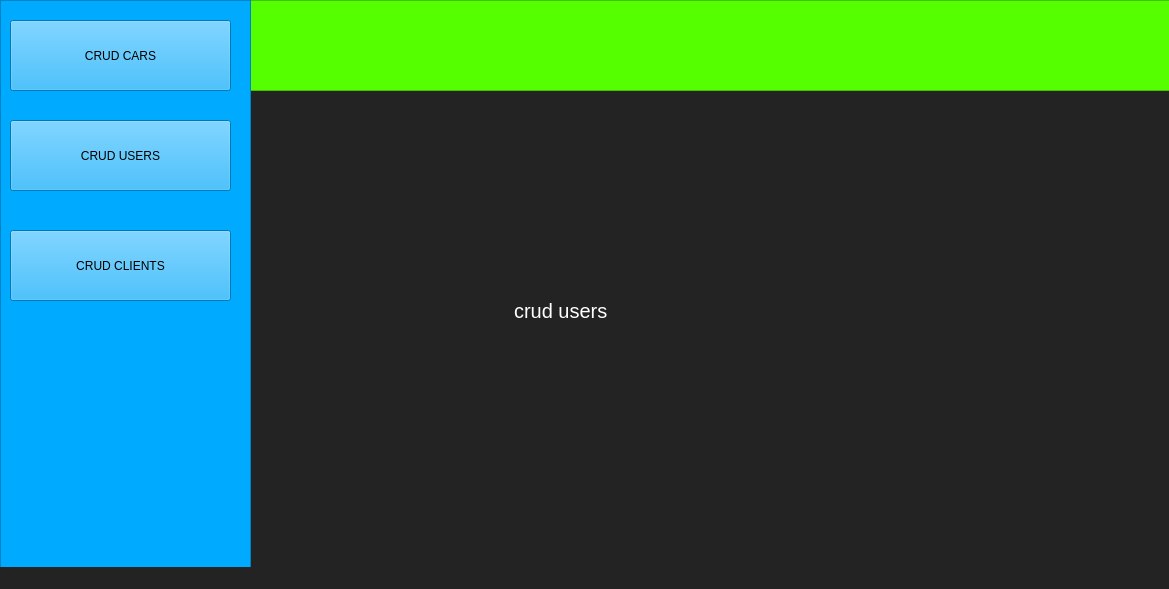
Above: MainWin.ui from walidhabbach/Car-Rental-Desktop-app before the change. Below: the same form after it.
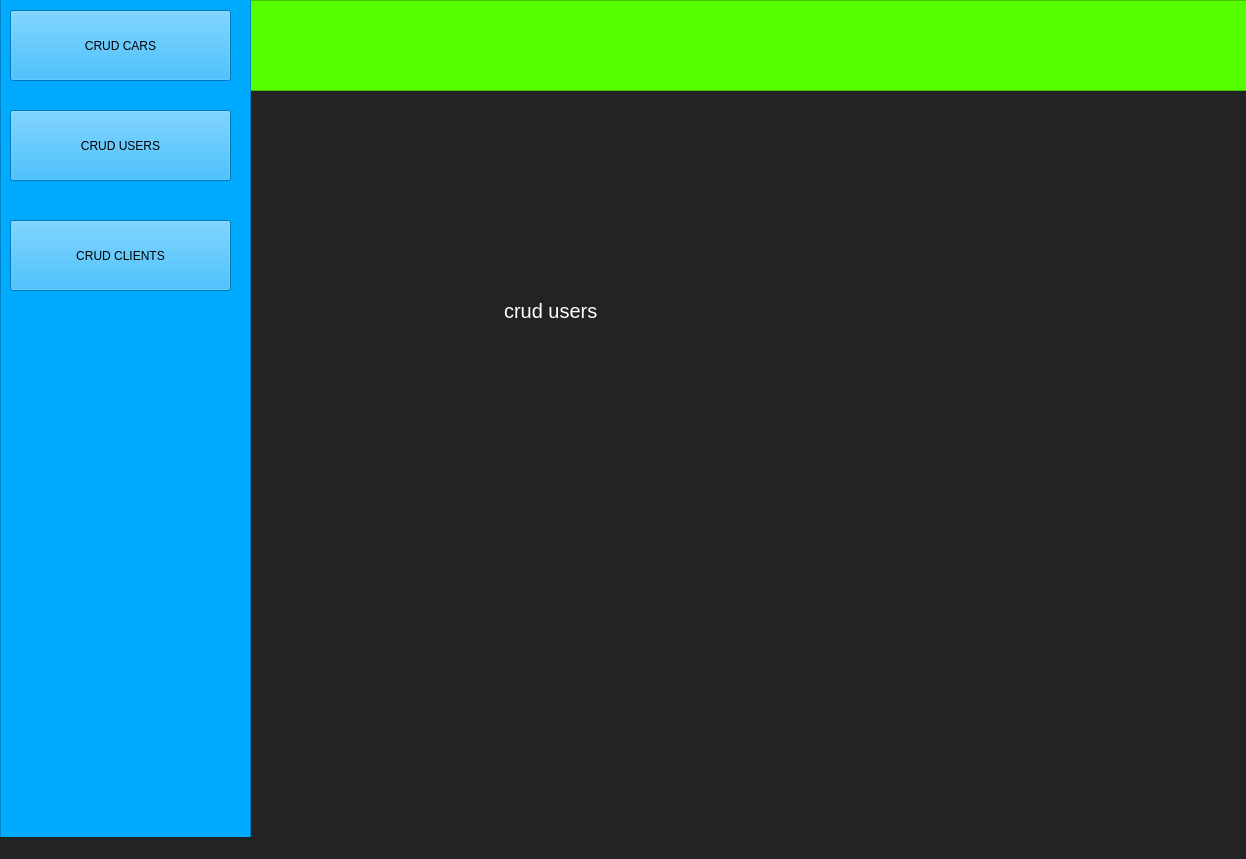
That is the form after the change. The open tabs and pages were chosen to show the change.

What changed in the file:
```diff
--- a/MainWin.ui
+++ b/MainWin.ui
@@ -6,8 +6,8 @@
    <rect>
     <x>0</x>
     <y>0</y>
-    <width>1169</width>
-    <height>589</height>
+    <width>1246</width>
+    <height>859</height>
    </rect>
   </property>
   <property name="windowTitle">
@@ -35,10 +35,10 @@
     <widget class="QStackedWidget" name="stackedWidget">
      <property name="geometry">
       <rect>
-       <x>0</x>
+       <x>-10</x>
        <y>0</y>
-       <width>911</width>
-       <height>431</height>
+       <width>981</width>
+       <height>451</height>
       </rect>
      </property>
      <property name="currentIndex">
@@ -108,7 +108,7 @@
      <rect>
       <x>250</x>
       <y>0</y>
-      <width>921</width>
+      <width>1001</width>
       <height>91</height>
      </rect>
     </property>
@@ -126,9 +126,9 @@
     <property name="geometry">
      <rect>
       <x>0</x>
-      <y>0</y>
+      <y>-10</y>
       <width>251</width>
-      <height>591</height>
+      <height>851</height>
      </rect>
     </property>
     <property name="styleSheet">
```
Left out of the diff: 4 changed lines with no effect on the pictures.
